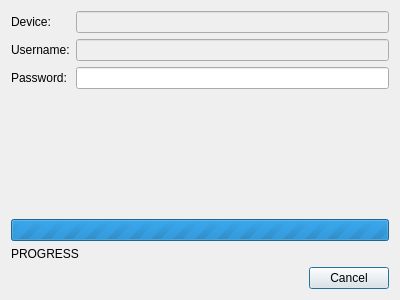
Before: the Qt Designer form src/plugins/mer/merhardwaredevicewidgetauthorizedialog.ui in sailfishos/sailfish-qtcreator, drawn with Qt 5.
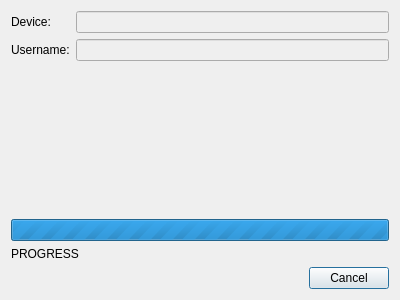
After: the same form once the commit is applied.

```diff
--- a/src/plugins/mer/merhardwaredevicewidgetauthorizedialog.ui
+++ b/src/plugins/mer/merhardwaredevicewidgetauthorizedialog.ui
@@ -63,23 +63,6 @@
         </property>
        </widget>
       </item>
-      <item row="2" column="0">
-       <widget class="QLabel" name="passwordLabel">
-        <property name="text">
-         <string>Password:</string>
-        </property>
-        <property name="buddy">
-         <cstring>passwordLineEdit</cstring>
-        </property>
-       </widget>
-      </item>
-      <item row="2" column="1">
-       <widget class="QLineEdit" name="passwordLineEdit">
-        <property name="echoMode">
-         <enum>QLineEdit::Password</enum>
-        </property>
-       </widget>
-      </item>
      </layout>
     </widget>
    </item>
```
